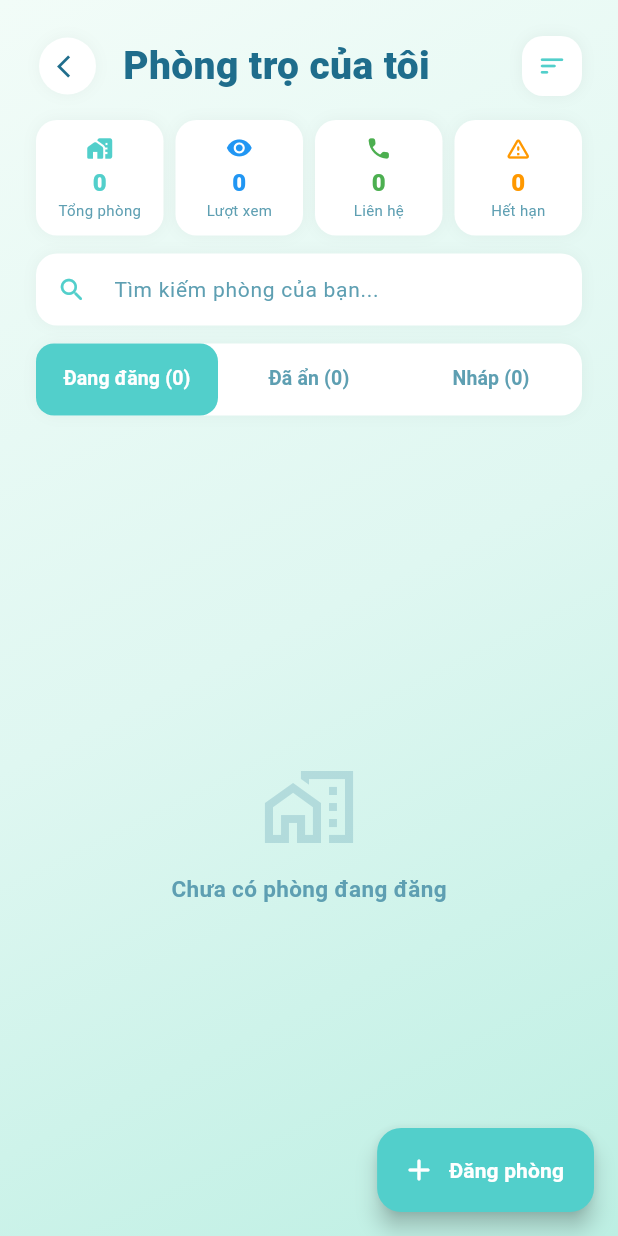
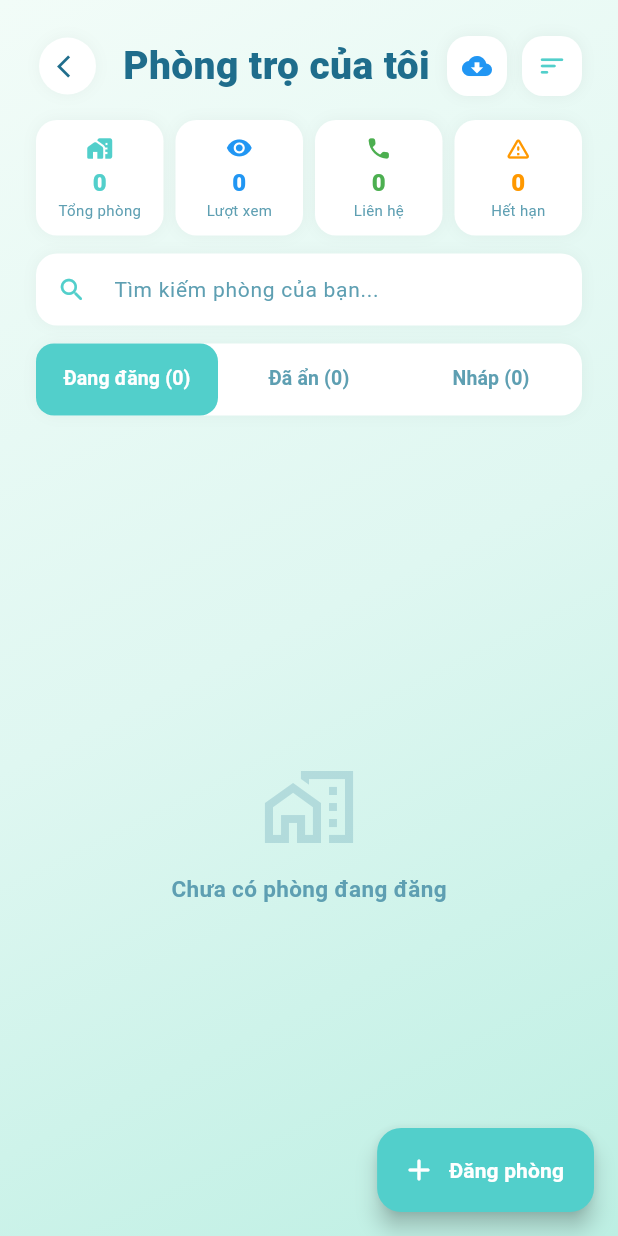
Before and after one commit to LeAn0305/Smart_Room_Finder, a Flutter app: the MyRoomScreen screen opened directly, on a phone screen of 412 x 824 dp. Run offline on Flutter 3.47's test engine with Material 3 defaults, Android fonts, the phone set to English and light mode, and no system bars; our stand-ins replace cloud_firestore, firebase_auth, firebase_core, firebase_messaging, firebase_storage, flutter_map and 8 more; missing offline and left inert: google_sign_in_all_platforms; accounts and stored records are empty.

Commit message:
Add re-import DSPT rooms button in MyRoomScreen header

```diff
--- a/lib/screens/my_room/my_room_screen.dart
+++ b/lib/screens/my_room/my_room_screen.dart
@@ -363,6 +363,45 @@ class _MyRoomScreenState extends State<MyRoomScreen>
                 fontSize: 26,
                 fontWeight: FontWeight.w800,
                 color: AppColors.textPrimary,
+              ),
+            ),
+          ),
+          // Nút nạp lại 20 phòng mẫu (dành cho Admin)
+          GestureDetector(
+            onTap: () async {
+              ScaffoldMessenger.of(context).showSnackBar(
+                const SnackBar(
+                  content: Text('Đang nạp lại 20 phòng mẫu từ hệ thống...'),
+                  backgroundColor: AppColors.teal,
+                ),
+              );
+              await context.read<RoomProvider>().importDsptRooms();
+              if (mounted) {
+                ScaffoldMessenger.of(context).showSnackBar(
+                  const SnackBar(
+                    content: Text('✅ Đã nạp thành công 20 phòng mẫu!'),
+                    backgroundColor: Colors.green,
+                  ),
+                );
+              }
+            },
+            child: Container(
+              padding: const EdgeInsets.all(10),
+              margin: const EdgeInsets.only(right: 10),
+              decoration: BoxDecoration(
+                color: Colors.white,
+                borderRadius: BorderRadius.circular(14),
+                boxShadow: [
+                  BoxShadow(
+                    color: Colors.black.withValues(alpha: 0.05),
+                    blurRadius: 8,
+                  ),
+                ],
+              ),
+              child: const Icon(
+                Icons.cloud_download_rounded,
+                color: Colors.blue,
+                size: 20,
               ),
             ),
           ),
```
